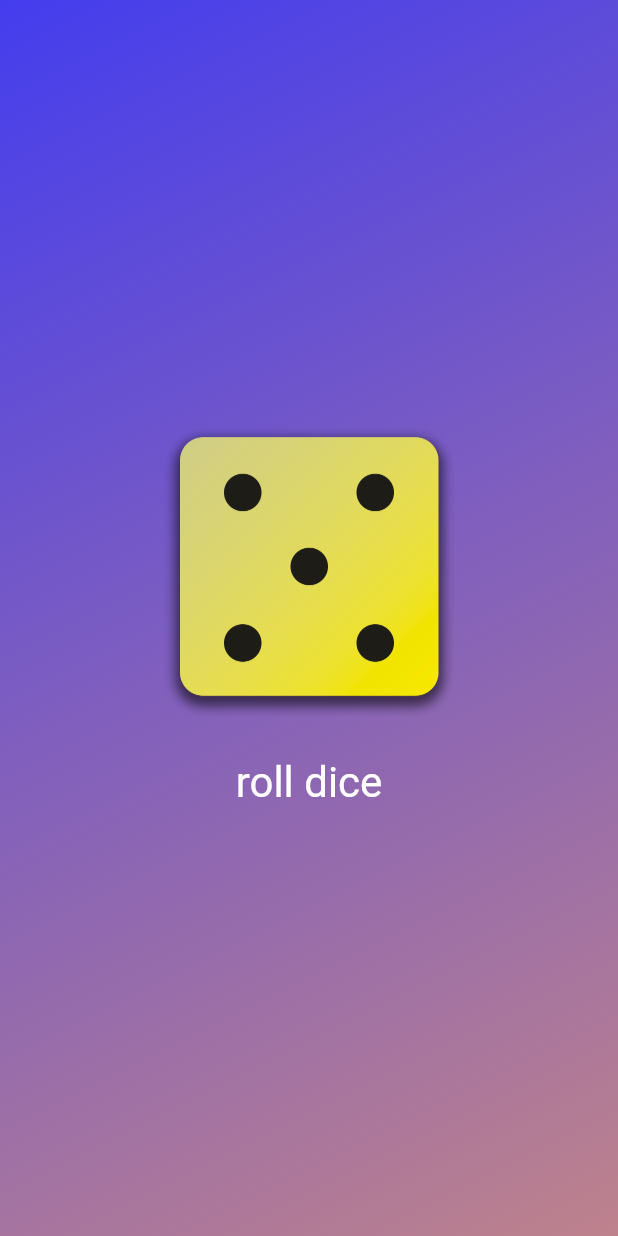
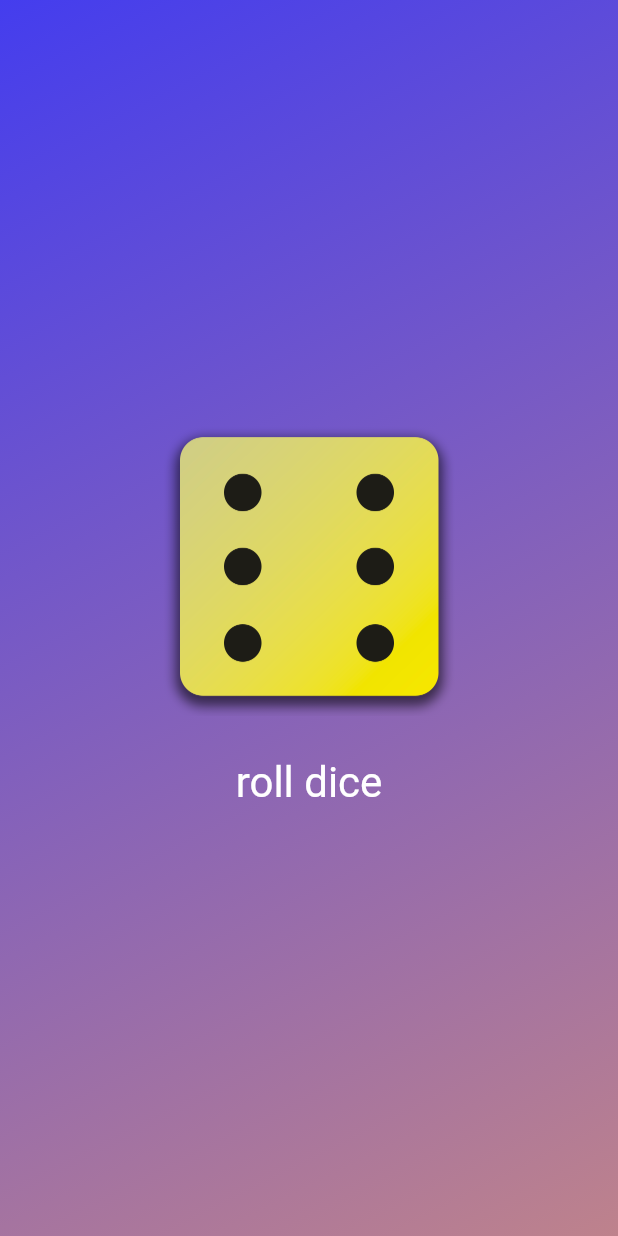
Before and after one commit to Vijay-Maramreddy/first_app, a Flutter app: the screen it shows after launch, after a tap on "roll dice", on a phone screen of 412 x 824 dp. Run offline on Flutter 3.47's test engine with Material 2 defaults, Android fonts, the phone set to English and light mode, and no system bars.

Commit message:
now we need to add functionality to the button, for that we can give a variable activeDiceImage and store the first image and then inside the function we can change the image in variable and when the fuction is called then the image get changed ***but here image doesnt get changed as the it is statelessWidget so we need to create a statefullWidget and place this Image code in Stateful widget
In staefulWidget we need to create createState() method instead of build() method , and createState() retuens a value State<ClassName>

So now create a new file dice_roller.dart

class DiceRoller extends StatefulWidget{

State<DiceRoller> createState(){

return();
}

now we should create a class which extends the return type of the StatefulWidget so that we can use build method inside this class

class _DicerollerState extends State<DiceRoller>{

@override
Widget Build(context){
return();
}

here this return will be the Column() of gradient_container.dart

We should use setState((){
    activeDiceImage = 'assets/images/dice-6.png';
});

so the build method is reexecuted

```diff
--- /dev/null
+++ b/lib/dice_roller.dart
@@ -0,0 +1,46 @@
+import 'package:flutter/material.dart';
+
+import 'package:first_app/gradient_container.dart';
+
+class DiceRoller extends StatefulWidget {
+  const DiceRoller({super.key});
+
+  @override
+  State<DiceRoller> createState() {
+    return _DiceRollerState();
+  }
+}
+
+
+class _DiceRollerState extends State<DiceRoller> {
+
+  var activeDiceImage = 'assets/images/dice-5.png';
+
+  void rollDice() {
+    setState(() {
+      activeDiceImage = 'assets/images/dice-6.png';
+    });
+
+  }
+
+  @override
+  Widget build(context) {
+    return Column(
+        mainAxisSize: MainAxisSize.min,
+        children: [
+          Image.asset(activeDiceImage, width: 200,),
+          const SizedBox(height: 20),
+          TextButton(
+            onPressed: rollDice,
+            style: TextButton.styleFrom(
+              foregroundColor: Colors.white,
+              textStyle: const TextStyle(
+                  fontSize: 28
+              ),
+            ),
+            child: const Text('roll dice'),
+          )
+        ]
+    );
+  }
+}
--- a/lib/gradient_container.dart
+++ b/lib/gradient_container.dart
@@ -1,4 +1,5 @@
 import "package:flutter/material.dart";
+import "package:first_app/dice_roller.dart";
 //import "package:first_app/style_text.dart";
 var beginAlignment=Alignment.topLeft;
 var endAlignment=Alignment.bottomRight;
@@ -6,10 +7,7 @@ class GradientContainer extends StatelessWidget{
   const GradientContainer(this.colors1,this.colors2,{super.key});
   final Color colors1;
   final Color colors2;
-  void rollDice()
-  {
 
-  }
   @override
   Widget build(context)
   {
@@ -21,25 +19,8 @@ class GradientContainer extends StatelessWidget{
             end: endAlignment,
           ),
         ),
-        child: Center(
-          child: Column(
-            mainAxisSize: MainAxisSize.min,
-            children:[
-              Image.asset('assets/images/dice-5.png',width: 200,),
-              const SizedBox(height:20),
-              TextButton(
-                onPressed: rollDice,
-                  style:TextButton.styleFrom(
-                    // padding:const EdgeInsets.only(top: 20,),
-                    foregroundColor: Colors.white,
-                    textStyle: const TextStyle(
-                    fontSize: 28
-                  ),),
-                  child: const Text('roll dice'),
-              )
-            ]
-
-          )
+        child:const Center(
+          child: DiceRoller(),
         )
 
     );
```
